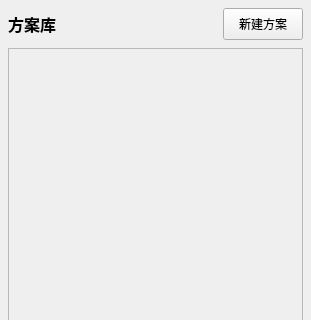
Old version of the form SchemeGalleryWidget.ui in the repository asd977/FlexSimulate; both pictures show x 0 to 311 and y 0 to 320 of the 311 by 763 pixel window.
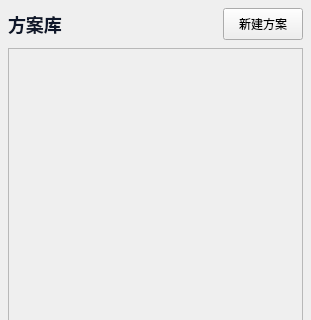
New version of the form. Icons and pictures are not drawn.

Commit message: Align scheme gallery title styling

```diff
--- a/SchemeGalleryWidget.ui
+++ b/SchemeGalleryWidget.ui
@@ -34,7 +34,7 @@
      <item>
       <widget class="QLabel" name="titleLabel">
        <property name="styleSheet">
-        <string notr="true">font-size:16px; font-weight:600;</string>
+        <string notr="true">font-size:18px;font-weight:600;color:#0f172a;</string>
        </property>
        <property name="text">
         <string>方案库</string>
```
